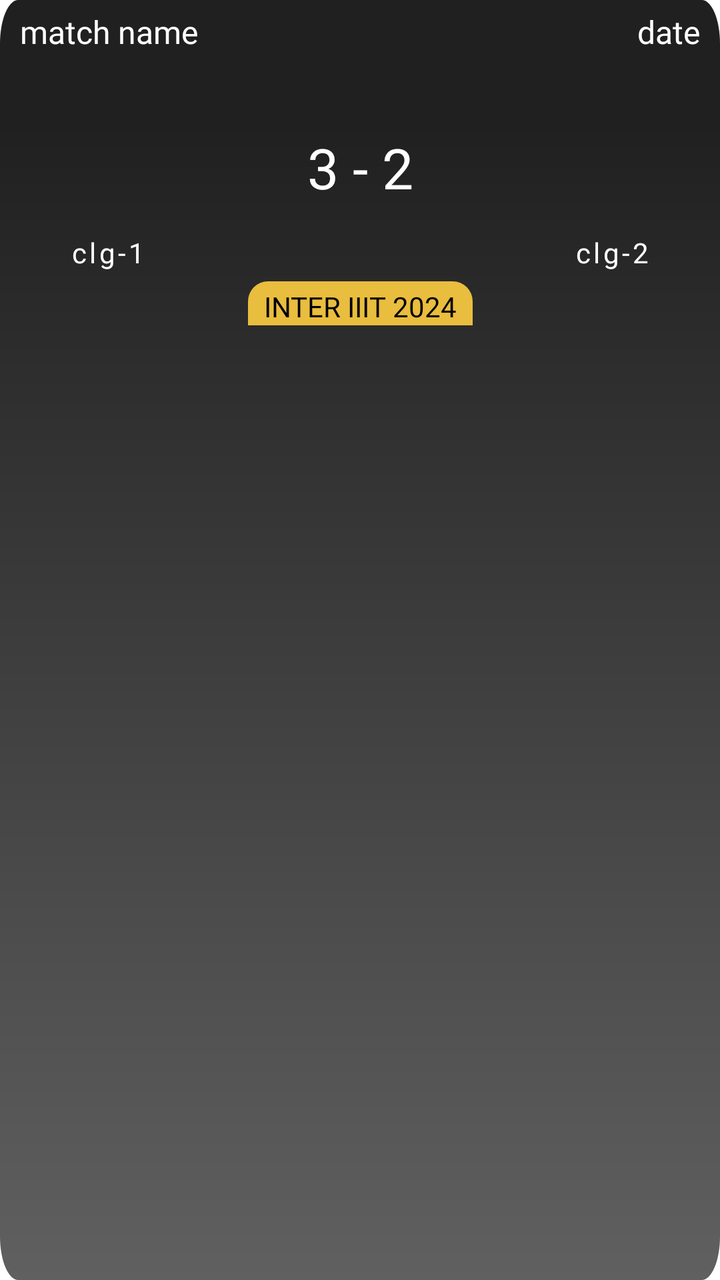
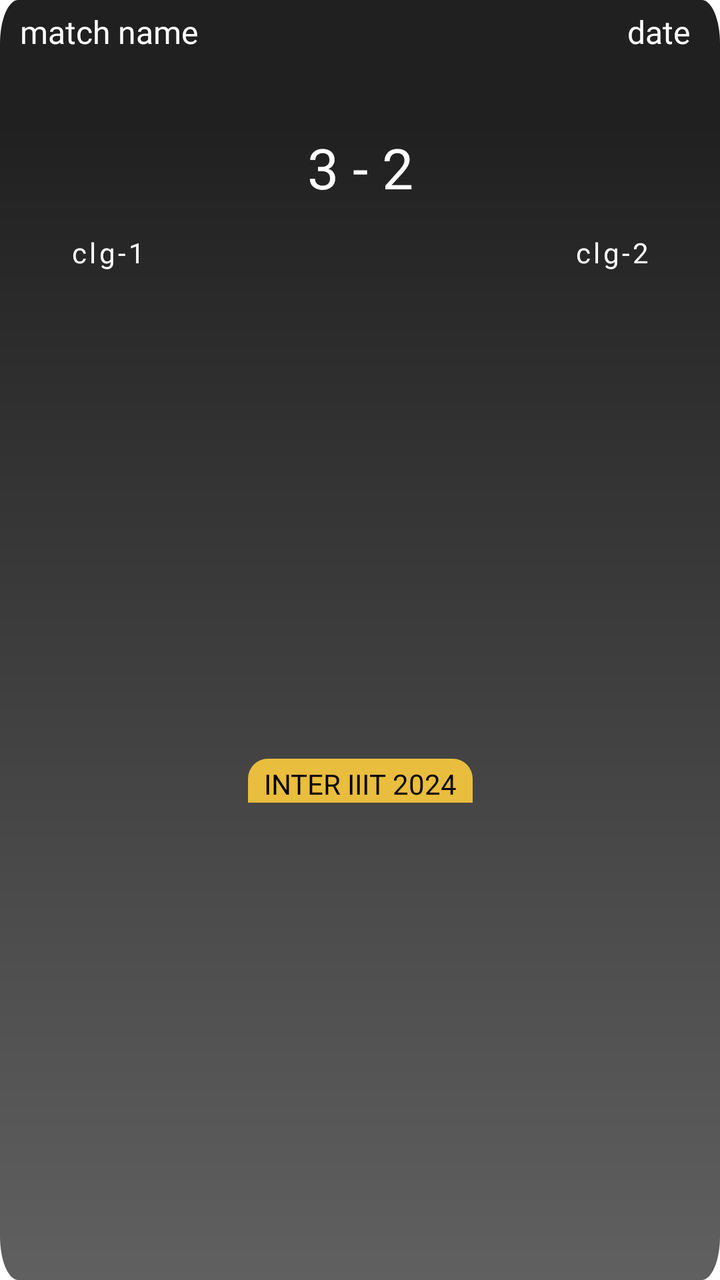

Before-and-after screenshots of an Android layout around one commit, followed by the original layout XML and the change that was made.
<!-- AndroidManifest.xml: application theme Theme.NavigationDrawer -->
<!-- res/layout/layout_football.xml -->
<?xml version="1.0" encoding="utf-8"?>
<androidx.constraintlayout.widget.ConstraintLayout xmlns:android="http://schemas.android.com/apk/res/android"
    xmlns:app="http://schemas.android.com/apk/res-auto"
    android:layout_width="match_parent"
    android:layout_height="wrap_content"
    android:layout_marginHorizontal="10dp"
    android:layout_marginVertical="10dp"
    android:background="@drawable/fade3">

    <LinearLayout
        android:id="@+id/lay1"
        android:layout_width="match_parent"
        android:layout_height="wrap_content"
        android:orientation="horizontal"
        android:padding="5dp"
        android:weightSum="1"
        app:layout_constraintEnd_toEndOf="parent"
        app:layout_constraintStart_toStartOf="parent"
        app:layout_constraintTop_toTopOf="parent">

        <TextView
            android:id="@+id/matchName"
            android:layout_width="0dp"
            android:layout_height="wrap_content"
            android:layout_gravity="center_vertical"
            android:layout_weight="0.7"
            android:fontFamily="@font/poppins_semibold"
            android:gravity="center_vertical|start"
            android:hint="match name"
            android:paddingHorizontal="5dp"
            android:textAllCaps="true"
            android:textColor="#E9E9E9"
            android:textColorHint="@color/white"
            android:textSize="16dp" />

        <TextView
            android:id="@+id/date"
            android:layout_width="0dp"
            android:layout_height="wrap_content"
            android:layout_gravity="center_vertical"
            android:layout_weight="0.3"
            android:fontFamily="@font/poppins_semibold"
            android:gravity="center_vertical|end"
            android:hint="date"
            android:paddingHorizontal="5dp"
            android:textColor="#E9E9E9"
            android:textColorHint="@color/white"
            android:textSize="16dp" />
    </LinearLayout>

    <LinearLayout
        android:layout_width="match_parent"
        android:layout_height="wrap_content"
        android:layout_marginTop="45dp"
        android:orientation="vertical"
        android:visibility="gone">

        <TextView
            android:id="@+id/time"
            android:layout_width="match_parent"
            android:layout_height="wrap_content"
            android:fontFamily="@font/poppins_medium"
            android:gravity="center"
            android:hint="time"
            android:textColor="@color/white"
            android:textColorHint="@color/white"
            android:textSize="16dp" />
    </LinearLayout>

    <LinearLayout
        android:id="@+id/layout"
        android:layout_width="match_parent"
        android:layout_height="wrap_content"
        android:orientation="horizontal"
        android:weightSum="1"
        app:layout_constraintEnd_toEndOf="parent"
        app:layout_constraintStart_toStartOf="parent"
        app:layout_constraintTop_toBottomOf="@id/lay1">

        <LinearLayout
            android:layout_width="0dp"
            android:layout_height="wrap_content"
            android:layout_gravity="center_vertical"
            android:layout_weight="0.3"
            android:orientation="vertical">

            <ImageView
                android:id="@+id/clgImg1"
                android:layout_width="match_parent"
                android:layout_height="80dp"
                android:scaleType="fitCenter" />

            <TextView
                android:id="@+id/clgName1"
                android:layout_width="match_parent"
                android:layout_height="wrap_content"
                android:layout_marginTop="5dp"
                android:fontFamily="@font/poppins_medium"
                android:gravity="center"
                android:hint="clg-1"
                android:letterSpacing="0.1"
                android:paddingHorizontal="5dp"
                android:textAllCaps="true"
                android:textColor="@color/white"
                android:textColorHint="@color/white" />
        </LinearLayout>

        <TextView
            android:id="@+id/points"
            android:layout_width="0dp"
            android:layout_height="wrap_content"
            android:layout_gravity="center_vertical"
            android:layout_weight="0.4"
            android:fontFamily="@font/poppins_medium"
            android:gravity="center"
            android:text="3 - 2"
            android:textColor="@color/white"
            android:textSize="28dp" />

        <LinearLayout
            android:layout_width="0dp"
            android:layout_height="wrap_content"
            android:layout_gravity="center_vertical"
            android:layout_weight="0.3"
            android:orientation="vertical">

            <ImageView
                android:id="@+id/clgImg2"
                android:layout_width="match_parent"
                android:layout_height="80dp"
                android:scaleType="fitCenter" />

            <TextView
                android:id="@+id/clgName2"
                android:layout_width="match_parent"
                android:layout_height="wrap_content"
                android:layout_marginTop="5dp"
                android:fontFamily="@font/poppins_medium"
                android:gravity="center"
                android:hint="clg-2"
                android:letterSpacing="0.1"
                android:paddingHorizontal="5dp"
                android:textAllCaps="true"
                android:textColor="@color/white"
                android:textColorHint="@color/white" />
        </LinearLayout>

    </LinearLayout>

    <TextView
        android:layout_width="wrap_content"
        android:layout_height="wrap_content"
        android:layout_marginTop="5dp"
        android:background="@drawable/backlesss"
        android:fontFamily="@font/poppins_medium"
        android:gravity="center|bottom"
        android:paddingHorizontal="8dp"
        android:paddingTop="3dp"
        android:text="inter iiit 2024"
        android:textAllCaps="true"
        android:textColor="@color/black"
        app:layout_constraintEnd_toEndOf="parent"
        app:layout_constraintStart_toStartOf="parent"
        app:layout_constraintTop_toBottomOf="@id/layout" />

</androidx.constraintlayout.widget.ConstraintLayout>
<!-- resources referenced by this layout -->
<resources>
  <color name="black">#FF000000</color>
  <color name="white">#FFFFFFFF</color>
  <!-- drawable backlesss (drawable) -->
  <?xml version="1.0" encoding="utf-8"?>
  <shape xmlns:android="http://schemas.android.com/apk/res/android">
      <solid android:color="#E9BD3E" /> 
  
      <corners
          android:topLeftRadius="10dp"
          android:topRightRadius="10dp" />
  </shape>
  <!-- drawable fade3 (drawable) -->
  <vector xmlns:android="http://schemas.android.com/apk/res/android"
      xmlns:aapt="http://schemas.android.com/aapt"
      android:width="400dp"
      android:height="293dp"
      android:viewportWidth="393"
      android:viewportHeight="293">
  
      <path android:pathData="M10,0h373c5.523,0 10,4.477 10,10v273c0,5.523 -4.477,10 -10,10h-373c-5.523,0 -10,-4.477 -10,-10v-273c0,-5.523 4.477,-10 10,-10Z">
          <aapt:attr name="android:fillColor">
              <gradient
                  android:endX="197"
                  android:endY="27.9"
                  android:startX="197"
                  android:startY="293"
                  android:type="linear">
                  <item
                      android:color="#606060"
                      android:offset="0" />
                  <item
                      android:color="#202020"
                      android:offset="1" />
              </gradient>
          </aapt:attr>
      </path>
  </vector>
  <style name="Theme.NavigationDrawer" parent="Theme.MaterialComponents.DayNight.NoActionBar">
          
          <item name="colorPrimary">#FFECA1</item>
          
      </style>
</resources>

<!-- the commit's change to res/layout/layout_football.xml (unified diff, before → after) -->
@@ -42,7 +42,7 @@
             android:fontFamily="@font/poppins_semibold"
             android:gravity="center_vertical|end"
             android:hint="date"
-            android:paddingHorizontal="5dp"
+            android:paddingEnd="10dp"
             android:textColor="#E9E9E9"
             android:textColorHint="@color/white"
             android:textSize="16dp" />
@@ -159,6 +159,7 @@
         android:text="inter iiit 2024"
         android:textAllCaps="true"
         android:textColor="@color/black"
+        app:layout_constraintBottom_toBottomOf="parent"
         app:layout_constraintEnd_toEndOf="parent"
         app:layout_constraintStart_toStartOf="parent"
         app:layout_constraintTop_toBottomOf="@id/layout" />
